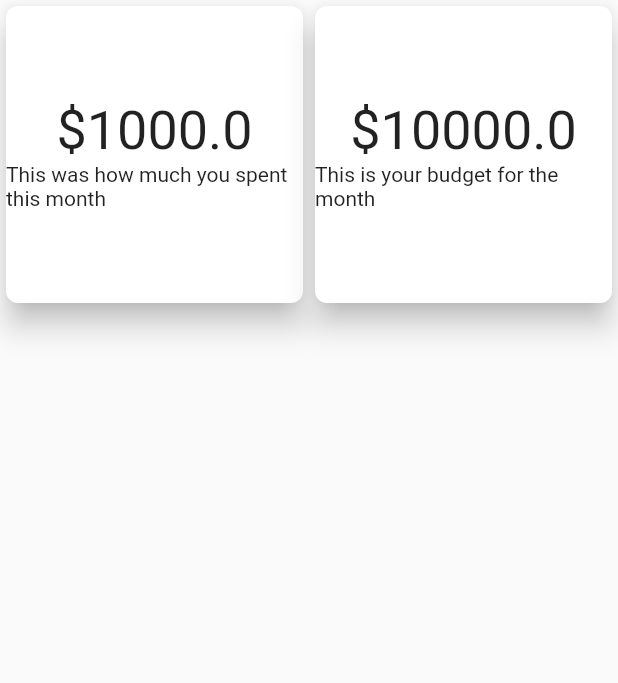
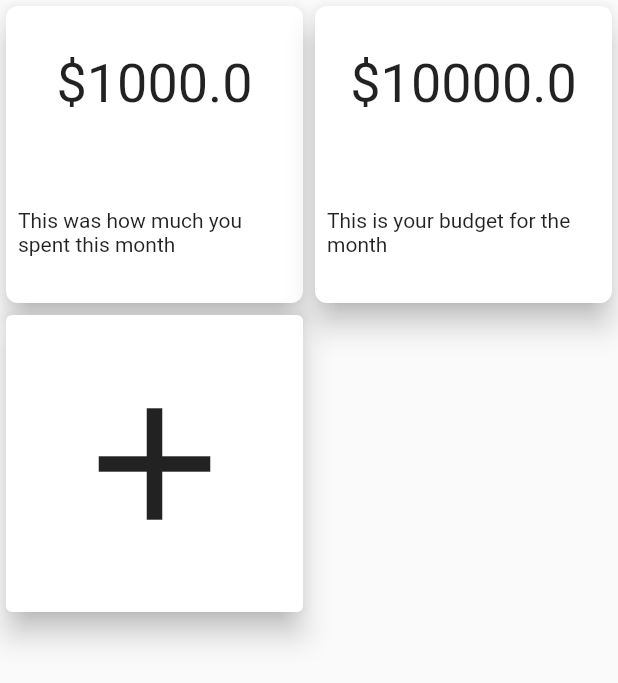
Before and after one commit to hhldiniz/true-budget-app, a Flutter app: the Home screen opened directly, on a phone screen of 412 x 824 dp. Shown: the top 683 px of the screen. Run offline on Flutter 3.47's test engine with Material 2 defaults, Android fonts, the phone set to English and light mode, and no system bars.

Commit message:
Adding button to go to page to add a customized card and mocking some components in the page

```diff
--- /dev/null
+++ b/lib/src/data/model/card_type.dart
@@ -0,0 +1,4 @@
+enum CardType {
+  spend,
+  saving
+}
--- /dev/null
+++ b/lib/src/data/model/category.dart
@@ -0,0 +1,4 @@
+class Category {
+  final String name;
+  const Category(this.name);
+}
--- a/lib/src/presentation/view/financial_information_card.dart
+++ b/lib/src/presentation/view/financial_information_card.dart
@@ -1,7 +1,6 @@
 import 'package:flutter/material.dart';
 
 class FinancialInformationCard extends StatelessWidget {
-
   final String _description;
   final double _value;
 
@@ -14,21 +13,18 @@ class FinancialInformationCard extends StatelessWidget {
       elevation: 8,
       shape: const RoundedRectangleBorder(
           borderRadius: BorderRadius.all(Radius.circular(8))),
-      child: Align(
-        alignment: Alignment.center,
-        child: Wrap(
-          direction: Axis.horizontal,
-          children: [
-            Align(
-              alignment: Alignment.center,
-              child: Text(
-                "\$" + _value.toString(),
-                style: const TextStyle(fontSize: 36),
-              ),
-            ),
-            Text(_description)
-          ],
-        ),
+      child: Column(
+        mainAxisAlignment: MainAxisAlignment.spaceAround,
+        children: [
+          Text(
+            "\$" + _value.toString(),
+            style: const TextStyle(fontSize: 36),
+          ),
+          Padding(
+            padding: const EdgeInsets.symmetric(horizontal: 8),
+            child: Text(_description),
+          )
+        ],
       ),
     );
   }
--- a/lib/src/presentation/view/home.dart
+++ b/lib/src/presentation/view/home.dart
@@ -1,4 +1,5 @@
 import 'package:flutter/material.dart';
+import 'package:true_budget/src/presentation/view/add_info_card.dart';
 
 import 'financial_information_card.dart';
 
@@ -15,9 +16,24 @@ class HomeState extends State<Home> {
     return Scaffold(
       body: GridView.count(
         crossAxisCount: 2,
-        children: const [
-          FinancialInformationCard("This was how much you spent this month", 1000),
-          FinancialInformationCard("This is your budget for the month", 10000),
+        children: [
+          const FinancialInformationCard(
+              "This was how much you spent this month", 1000),
+          const FinancialInformationCard(
+              "This is your budget for the month", 10000),
+          GestureDetector(
+            child: const Card(
+              elevation: 8,
+              child: Icon(
+                Icons.add,
+                size: 128,
+              ),
+            ),
+            onTap: () {
+              Navigator.of(context).push(
+                  MaterialPageRoute(builder: (context) => const AddInfoCard()));
+            },
+          )
         ],
       ),
     );
```
Also changed, not shown: lib/src/presentation/view/add_info_card.dart (added, +106 -0 lines).
